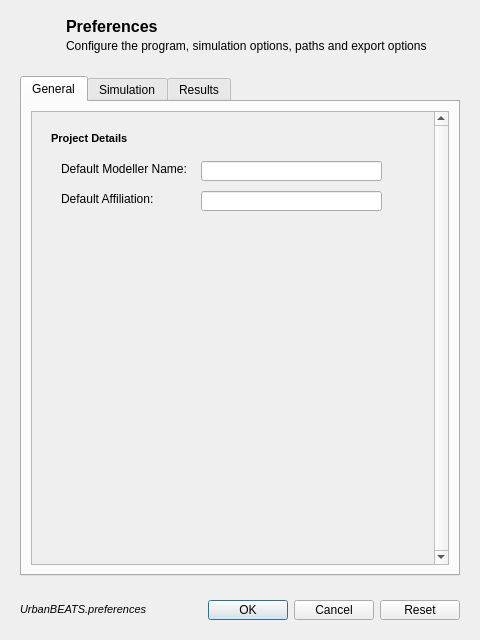
The window that preferencesdialog.ui (petermbach/urbanbeats-legacy) describes before a commit, drawn with Qt 5.
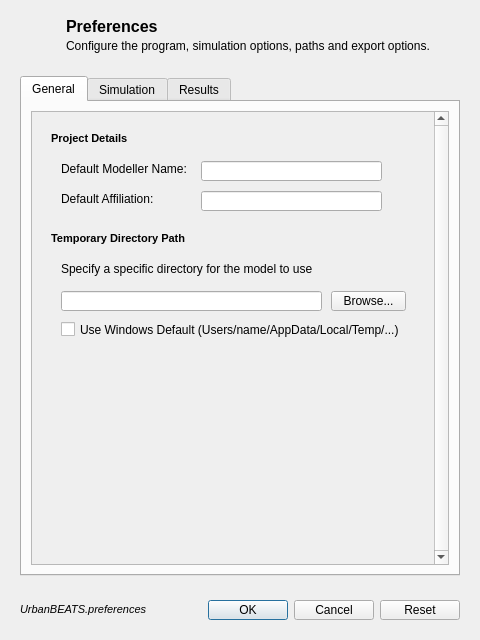
The same window after the commit. Icons and pictures are not drawn.

Commit message: Created new temporary directory options in preference GUI and linked it to the user controls

```diff
--- a/preferencesdialog.ui
+++ b/preferencesdialog.ui
@@ -81,7 +81,7 @@
        <rect>
         <x>55</x>
         <y>25</y>
-        <width>361</width>
+        <width>401</width>
         <height>20</height>
        </rect>
       </property>
@@ -129,7 +129,7 @@
                   <rect>
                    <x>10</x>
                    <y>10</y>
-                   <width>141</width>
+                   <width>361</width>
                    <height>16</height>
                   </rect>
                  </property>
@@ -187,6 +187,72 @@
                   </rect>
                  </property>
                 </widget>
+                <widget class="QLabel" name="projinfo_temp_title">
+                 <property name="geometry">
+                  <rect>
+                   <x>10</x>
+                   <y>110</y>
+                   <width>361</width>
+                   <height>16</height>
+                  </rect>
+                 </property>
+                 <property name="text">
+                  <string>&lt;!DOCTYPE HTML PUBLIC &quot;-//W3C//DTD HTML 4.0//EN&quot; &quot;http://www.w3.org/TR/REC-html40/strict.dtd&quot;&gt;
+&lt;html&gt;&lt;head&gt;&lt;meta name=&quot;qrichtext&quot; content=&quot;1&quot; /&gt;&lt;style type=&quot;text/css&quot;&gt;
+p, li { white-space: pre-wrap; }
+&lt;/style&gt;&lt;/head&gt;&lt;body style=&quot; font-family:'MS Shell Dlg 2'; font-size:8pt; font-weight:400; font-style:normal;&quot;&gt;
+&lt;p style=&quot; margin-top:0px; margin-bottom:0px; margin-left:0px; margin-right:0px; -qt-block-indent:0; text-indent:0px;&quot;&gt;&lt;span style=&quot; font-weight:600;&quot;&gt;Temporary Directory Path&lt;/span&gt;&lt;/p&gt;&lt;/body&gt;&lt;/html&gt;</string>
+                 </property>
+                </widget>
+                <widget class="QLabel" name="projinfo_temp_lbl">
+                 <property name="geometry">
+                  <rect>
+                   <x>20</x>
+                   <y>140</y>
+                   <width>351</width>
+                   <height>16</height>
+                  </rect>
+                 </property>
+                 <property name="text">
+                  <string>Specify a specific directory for the model to use</string>
+                 </property>
+                </widget>
+                <widget class="QLineEdit" name="projinfo_temppath_box">
+                 <property name="geometry">
+                  <rect>
+                   <x>20</x>
+                   <y>170</y>
+                   <width>261</width>
+                   <height>20</height>
+                  </rect>
+                 </property>
+                </widget>
+                <widget class="QPushButton" name="projinfo_tempbrowse">
+                 <property name="geometry">
+                  <rect>
+                   <x>290</x>
+                   <y>170</y>
+                   <width>75</width>
+                   <height>20</height>
+                  </rect>
+                 </property>
+                 <property name="text">
+                  <string>Browse...</string>
+                 </property>
+                </widget>
+                <widget class="QCheckBox" name="projinfo_temp_check">
+                 <property name="geometry">
+                  <rect>
+                   <x>20</x>
+                   <y>200</y>
+                   <width>351</width>
+                   <height>17</height>
+                  </rect>
+                 </property>
+                 <property name="text">
+                  <string>Use Windows Default (Users/name/AppData/Local/Temp/...)</string>
+                 </property>
+                </widget>
                </widget>
               </item>
              </layout>
```
Left out of the diff: 10 changed lines with no effect on the pictures. The commit also changes 2 other files.
